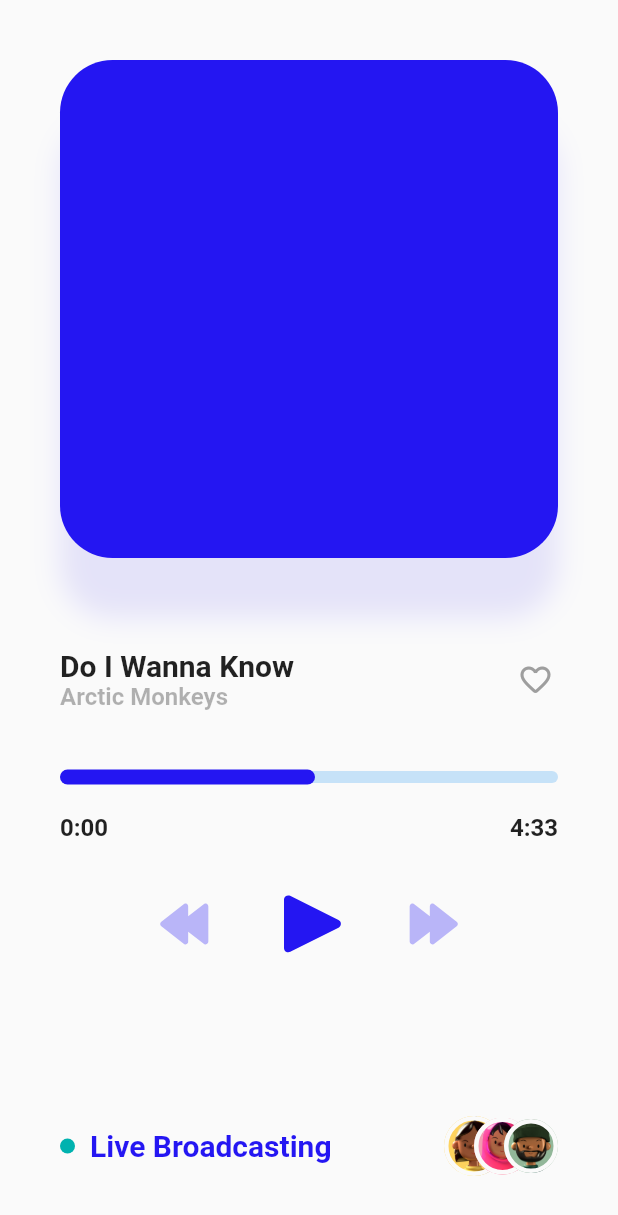
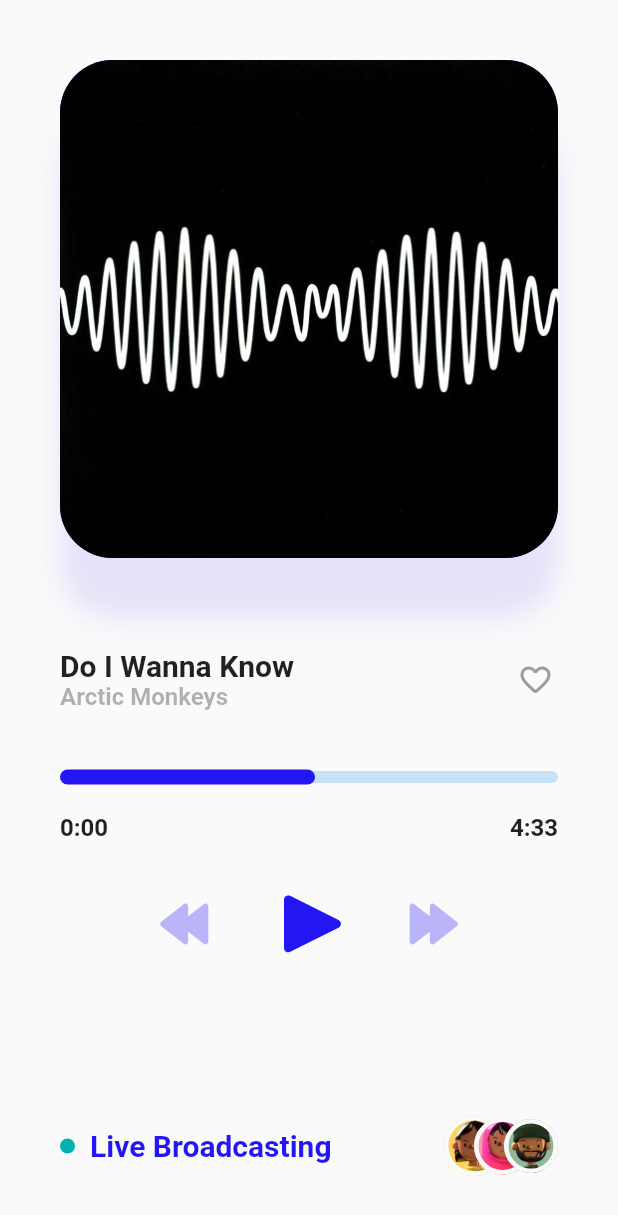
Before and after one commit to abool-AL/music-player, a Flutter app: the screen it shows after launch, on a phone screen of 412 x 824 dp. Shown: the top 1215 px of the screen. Run offline on Flutter 3.47's test engine with Material 2 defaults, Android fonts, the phone set to English and light mode, and no system bars; drawn by our look-alikes of like_button; our stand-ins replace flutter_svg.

```diff
--- a/lib/mocks/mock_songs.dart
+++ b/lib/mocks/mock_songs.dart
@@ -5,18 +5,21 @@ class MockSongs {
     Song(
         title: 'Do I Wanna Know',
         artist: 'Arctic Monkeys',
+        albumArt: 'arctic_monkeys.jpeg',
         duration: '4:33',
         path: 'Do I Wanna Know.mp3',
         id: '1'),
     Song(
         title: 'The Best Day of My Life (Mp3goo.com)',
         artist: 'American Authors',
+        albumArt: 'american_authors.jpeg',
         duration: '3:15',
         path: 'The Best Day of My Life (Mp3goo.com).mp3',
         id: '2'),
     Song(
         title: '02 Bad Luck',
         artist: 'Khalid',
+        albumArt: 'khalid.png',
         duration: '3:51',
         path: '02 Bad Luck.mp3',
         id: '3'),
--- a/lib/screens/screen_player.dart
+++ b/lib/screens/screen_player.dart
@@ -34,6 +34,10 @@ class _PlayerScreenState extends State<PlayerScreen> {
                 decoration: BoxDecoration(
                   color: AppColor.primary,
                   borderRadius: BorderRadius.circular(35),
+                  image: DecorationImage(
+                      image: AssetImage('assets/img/' +
+                          MockSongs.songs[currentPlayingIndex].albumArt),
+                      fit: BoxFit.fill),
                   boxShadow: [
                     BoxShadow(
                       color: AppColor.primary.withOpacity(0.1),
```
Also changed, not shown: assets/img/american_authors.jpeg (added), assets/img/arctic_monkeys.jpeg (added), assets/img/khalid.png (added).
